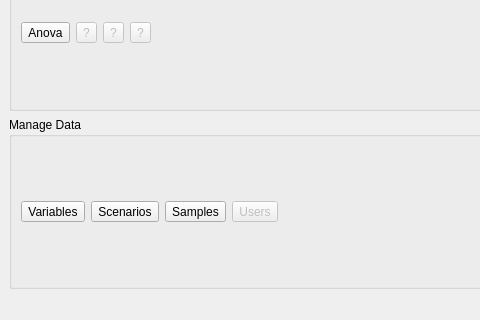
Qt form braviz/interaction/qt_guis/menu2.ui (diego0020/braviz-app) before a commit; both pictures show x 0 to 480 and y 428 to 748 of the 800 by 748 pixel window.
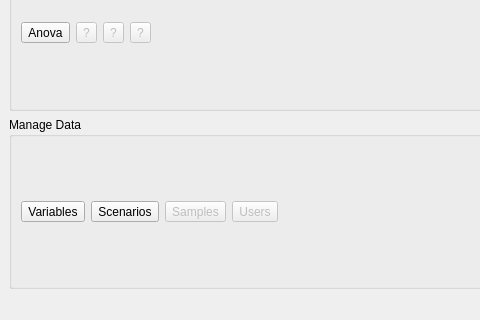
The same form after that commit. Icons and pictures are not drawn.

The edit to the form file:
```diff
--- a/braviz/interaction/qt_guis/menu2.ui
+++ b/braviz/interaction/qt_guis/menu2.ui
@@ -13,6 +13,15 @@
   <property name="windowTitle">
    <string>MainWindow</string>
   </property>
+  <property name="styleSheet">
+   <string notr="true">QWidget#centralwidget{
+background-image: url(:/icons/imagine.svg);
+background-repeat: no-repeat;
+background-position: bottom right;
+background-origin: content;
+background-left:10px;
+}</string>
+  </property>
   <property name="iconSize">
    <size>
     <width>100</width>
@@ -426,7 +435,7 @@
        <item>
         <widget class="QToolButton" name="samples">
          <property name="enabled">
-          <bool>true</bool>
+          <bool>false</bool>
          </property>
          <property name="text">
           <string>Samples</string>
```
